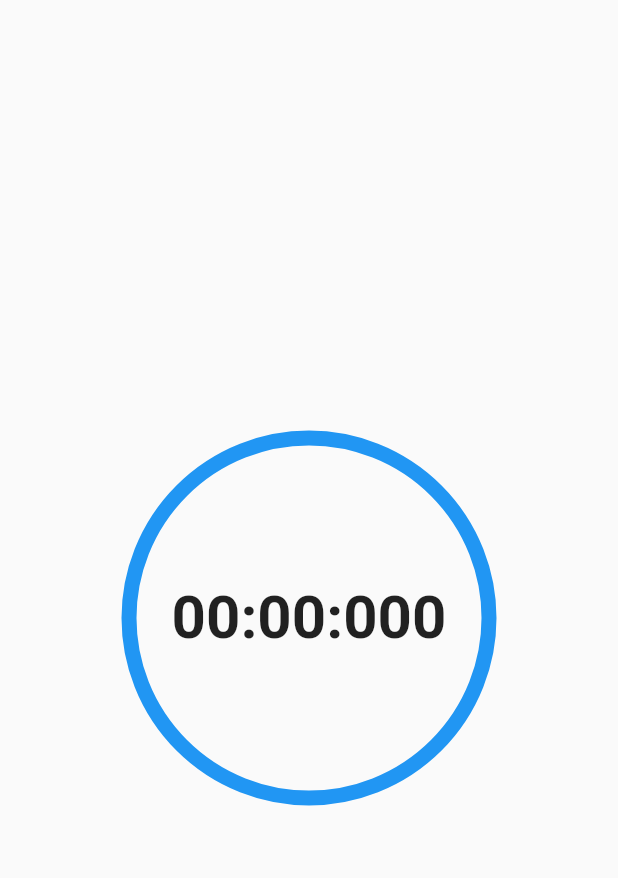
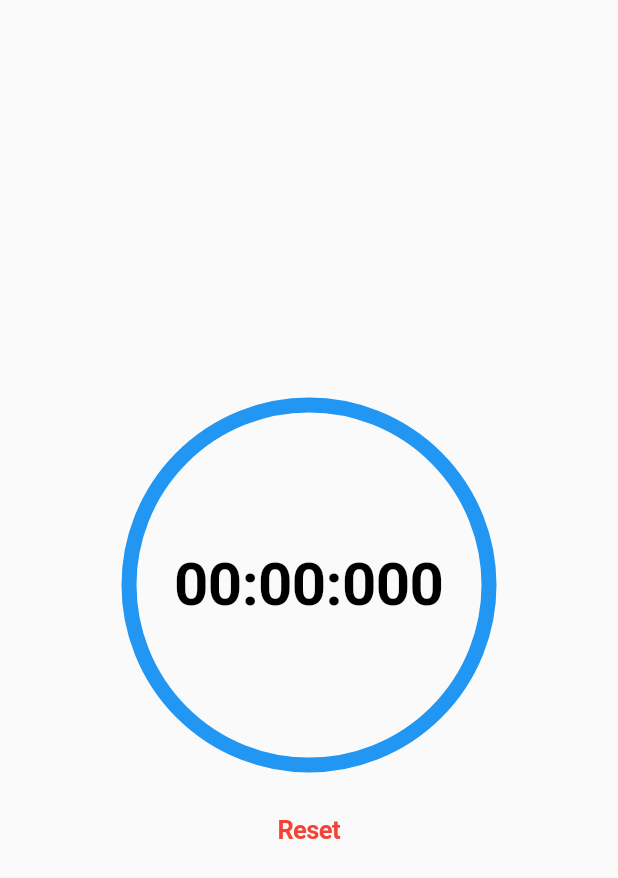
Before and after one commit to RahulKathuria/Stopwatch-Flutter, a Flutter app: the screen it shows after launch, on a phone screen of 412 x 824 dp. Shown: the top 878 px of the screen. Run offline on Flutter 3.47's test engine with Material 2 defaults, Android fonts, the phone set to English and light mode, and no system bars.

Commit message:
Added Reset button

```diff
--- a/lib/HomePage.dart
+++ b/lib/HomePage.dart
@@ -1,3 +1,4 @@
+import 'package:flutter/cupertino.dart';
 import 'package:flutter/material.dart';
 
 class HomePage extends StatefulWidget {
@@ -6,6 +7,20 @@ class HomePage extends StatefulWidget {
 }
 
 class _HomePageState extends State<HomePage> {
+  late Stopwatch stopwatch;
+  void handleStartStop() {}
+
+  String returnFormattedText() {
+    return "";
+  }
+
+  @override
+  void initState() {
+    // TODO: implement initState
+    stopwatch = Stopwatch();
+    super.initState();
+  }
+
   @override
   Widget build(BuildContext context) {
     return Scaffold(
@@ -14,7 +29,9 @@ class _HomePageState extends State<HomePage> {
         child: Column(
           mainAxisAlignment: MainAxisAlignment.center,
           children: [
-            Container(
+            CupertinoButton(
+              onPressed: () {},
+              child: Container(
                 alignment: Alignment.center,
                 height: 250,
                 decoration: BoxDecoration(
@@ -22,8 +39,21 @@ class _HomePageState extends State<HomePage> {
                     border: Border.all(color: Colors.blue, width: 10)),
                 child: const Text(
                   "00:00:000",
-                style: TextStyle(fontSize: 40, fontWeight: FontWeight.bold),
+                  style: TextStyle(
+                      fontSize: 40,
+                      fontWeight: FontWeight.bold,
+                      color: Colors.black),
                 ),
+              ),
+            ),
+            CupertinoButton(
+              child: Text(
+                "Reset",
+                style:
+                    TextStyle(color: Colors.red, fontWeight: FontWeight.bold),
+              ),
+              onPressed: () {},
+              padding: EdgeInsets.all(0),
             )
           ],
         ),
```
Lines whose indentation alone changed are shown as unchanged.
